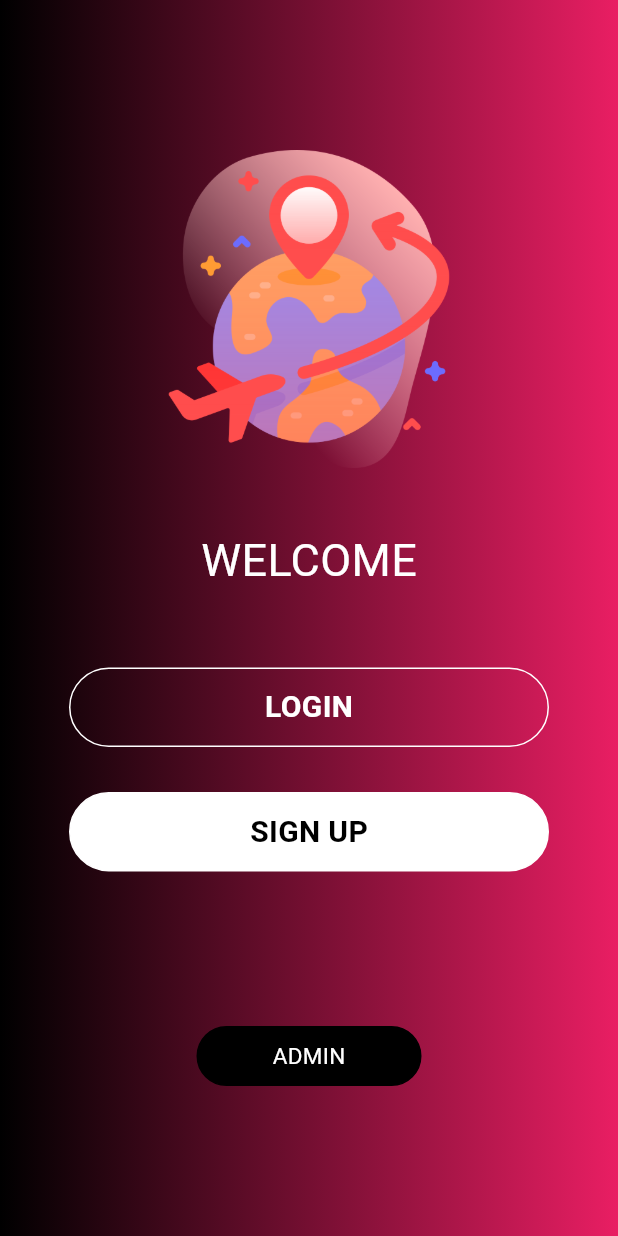
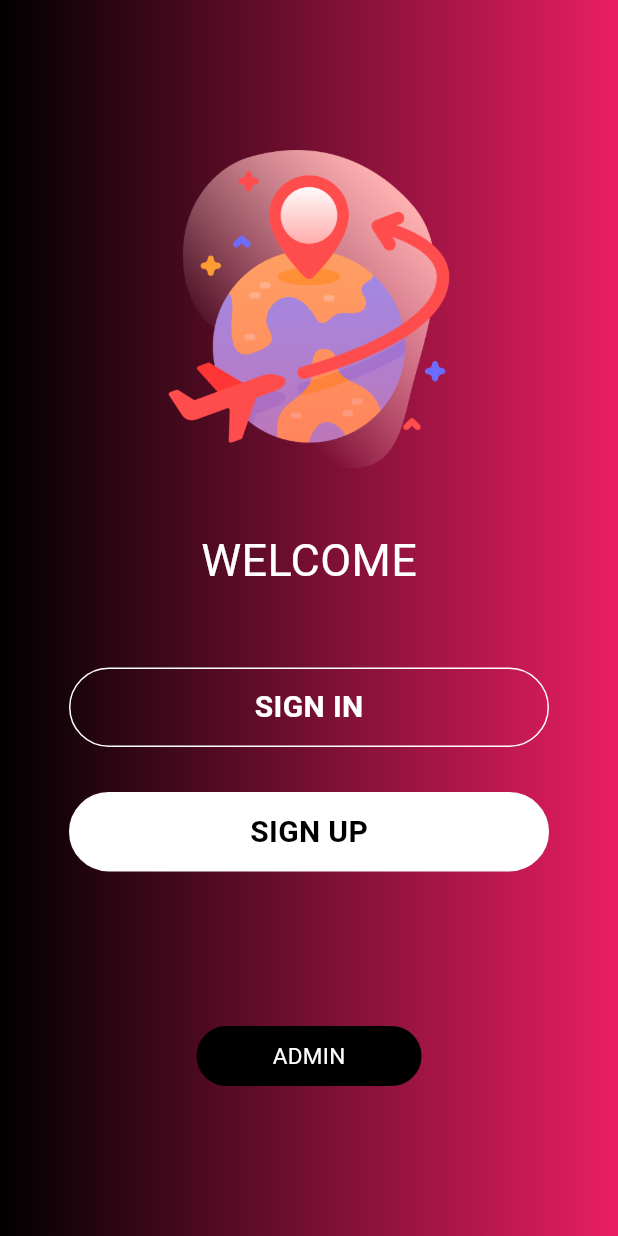
Before and after one commit to Collinstoo/Anga-App, a Flutter app: the screen it shows after launch, on a phone screen of 412 x 824 dp. Run offline on Flutter 3.47's test engine with Material 3 defaults, Android fonts, the phone set to English and light mode, and no system bars; our stand-ins replace intl_phone_field; Roboto replaces fonts that are missing (inter).

Commit message:
Welcome screen buttons changed

```diff
--- a/lib/WelcomeScreen.dart
+++ b/lib/WelcomeScreen.dart
@@ -47,7 +47,7 @@ class WelcomeScreen extends StatelessWidget {
                     borderRadius: BorderRadius.circular(30),
                     border: Border.all(color: Colors.white),
                   ),
-                  child: const Center(child: Text('LOGIN',style: TextStyle(
+                  child: const Center(child: Text('SIGN IN',style: TextStyle(
                       fontSize: 20,
                       fontWeight: FontWeight.bold,
                       color: Colors.white
```
